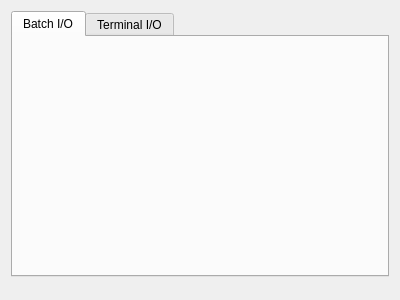
Qt form pep9common/iowidget.ui (StanWarford/pep9suite) before a commit.
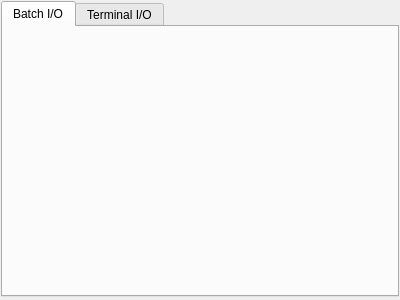
The same form after that commit. Custom widgets are drawn as their Qt base class.

The edit to the form file:
```diff
--- a/pep9common/iowidget.ui
+++ b/pep9common/iowidget.ui
@@ -20,6 +20,21 @@
    <string>Form</string>
   </property>
   <layout class="QGridLayout" name="gridLayout_2">
+   <property name="leftMargin">
+    <number>1</number>
+   </property>
+   <property name="topMargin">
+    <number>1</number>
+   </property>
+   <property name="rightMargin">
+    <number>1</number>
+   </property>
+   <property name="bottomMargin">
+    <number>1</number>
+   </property>
+   <property name="spacing">
+    <number>1</number>
+   </property>
    <item row="0" column="0">
     <layout class="QGridLayout" name="gridLayout">
      <item row="0" column="0">
@@ -32,6 +47,21 @@
          <string>Batch I/O</string>
         </attribute>
         <layout class="QGridLayout" name="gridLayout_7">
+         <property name="leftMargin">
+          <number>1</number>
+         </property>
+         <property name="topMargin">
+          <number>1</number>
+         </property>
+         <property name="rightMargin">
+          <number>1</number>
+         </property>
+         <property name="bottomMargin">
+          <number>1</number>
+         </property>
+         <property name="verticalSpacing">
+          <number>1</number>
+         </property>
          <item row="0" column="0">
           <layout class="QGridLayout" name="gridLayout_1"/>
          </item>
```
Left out of the diff: 15 changed lines with no effect on the pictures.
